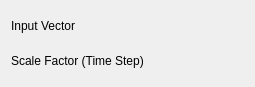
Before: the Qt Designer form src/plugins/dataobject/cumulativesum/cumulativesumconfig.ui in Kst-plot/kst, drawn with Qt 5.
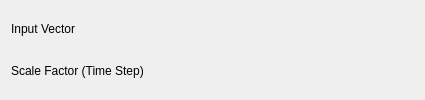
After: the same form once the commit is applied. Custom widgets are drawn as their Qt base class.

What changed in the file:
```diff
--- a/src/plugins/dataobject/cumulativesum/cumulativesumconfig.ui
+++ b/src/plugins/dataobject/cumulativesum/cumulativesumconfig.ui
@@ -5,13 +5,19 @@
    <rect>
     <x>0</x>
     <y>0</y>
-    <width>255</width>
-    <height>87</height>
+    <width>425</width>
+    <height>100</height>
    </rect>
   </property>
+  <property name="minimumSize" >
+   <size>
+    <width>400</width>
+    <height>0</height>
+   </size>
+  </property>
   <layout class="QVBoxLayout" name="verticalLayout" >
    <item>
-    <layout class="QHBoxLayout" name="horizontalLayout" >
+    <layout class="QHBoxLayout" name="horizontalLayout_2" >
      <item>
       <widget class="QLabel" name="label_3" >
        <property name="sizePolicy" >
@@ -28,6 +34,19 @@
        </property>
       </widget>
      </item>
+     <item>
+      <spacer name="horizontalSpacer" >
+       <property name="orientation" >
+        <enum>Qt::Horizontal</enum>
+       </property>
+       <property name="sizeHint" stdset="0" >
+        <size>
+         <width>40</width>
+         <height>20</height>
+        </size>
+       </property>
+      </spacer>
+     </item>
      <item>
       <widget class="Kst::VectorSelector" native="1" name="_vector" >
        <property name="sizePolicy" >
@@ -41,7 +60,7 @@
     </layout>
    </item>
    <item>
-    <layout class="QHBoxLayout" name="horizontalLayout_2" >
+    <layout class="QHBoxLayout" name="horizontalLayout" >
      <item>
       <widget class="QLabel" name="label_4" >
        <property name="sizePolicy" >
@@ -58,6 +77,19 @@
        </property>
       </widget>
      </item>
+     <item>
+      <spacer name="horizontalSpacer_2" >
+       <property name="orientation" >
+        <enum>Qt::Horizontal</enum>
+       </property>
+       <property name="sizeHint" stdset="0" >
+        <size>
+         <width>40</width>
+         <height>20</height>
+        </size>
+       </property>
+      </spacer>
+     </item>
      <item>
       <widget class="Kst::ScalarSelector" native="1" name="_scalarStep" />
      </item>
```
